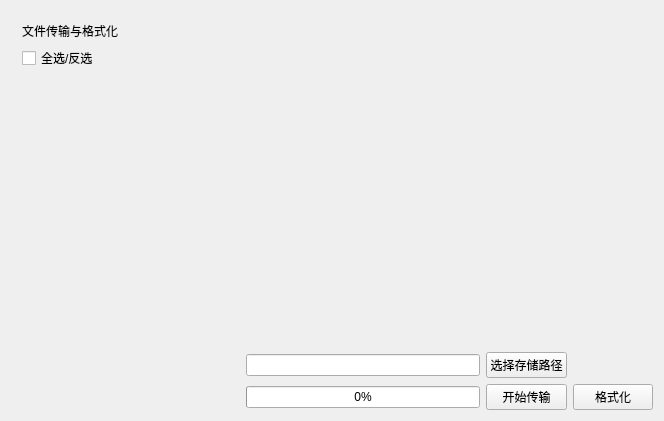
The window that ImageProcess/DirectTransfer.ui (eric1987/ImageProcess) describes before a commit, drawn with Qt 5.
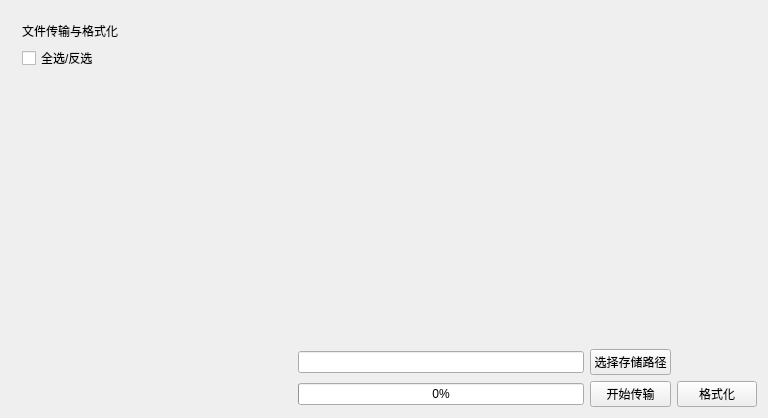
The same window after the commit.

Patch:
```diff
--- a/ImageProcess/DirectTransfer.ui
+++ b/ImageProcess/DirectTransfer.ui
@@ -6,8 +6,8 @@
    <rect>
     <x>0</x>
     <y>0</y>
-    <width>664</width>
-    <height>421</height>
+    <width>768</width>
+    <height>418</height>
    </rect>
   </property>
   <property name="windowTitle">
```
